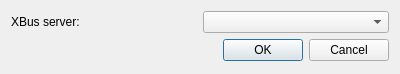
swift-project/pilotclient, file src/plugins/simulator/xplane_config/simulatorxplaneconfigwindow.ui: the form before one commit.
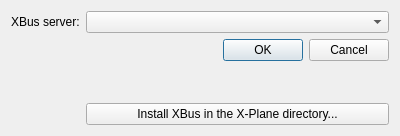
The form after the commit.

Commit message:
refs #392 Added the "Install XBus" feature
* New "Install XBus" button in the CSimulatorXPlaneConfigWindow
* CSettingsSimulatorComponent cleanup

The edit to the form file:
```diff
--- a/src/plugins/simulator/xplane_config/simulatorxplaneconfigwindow.ui
+++ b/src/plugins/simulator/xplane_config/simulatorxplaneconfigwindow.ui
@@ -7,7 +7,7 @@
     <x>0</x>
     <y>0</y>
     <width>400</width>
-    <height>74</height>
+    <height>136</height>
    </rect>
   </property>
   <property name="windowTitle">
@@ -24,7 +24,14 @@
      </property>
     </widget>
    </item>
-   <item row="1" column="0" colspan="2">
+   <item row="3" column="1">
+    <widget class="QPushButton" name="pb_InstallXBus">
+     <property name="text">
+      <string>Install XBus in the X-Plane directory...</string>
+     </property>
+    </widget>
+   </item>
+   <item row="1" column="1">
     <widget class="QDialogButtonBox" name="bb_OkCancel">
      <property name="standardButtons">
       <set>QDialogButtonBox::Cancel|QDialogButtonBox::Ok</set>
@@ -34,6 +41,19 @@
      </property>
     </widget>
    </item>
+   <item row="2" column="1">
+    <spacer name="verticalSpacer">
+     <property name="orientation">
+      <enum>Qt::Vertical</enum>
+     </property>
+     <property name="sizeHint" stdset="0">
+      <size>
+       <width>20</width>
+       <height>40</height>
+      </size>
+     </property>
+    </spacer>
+   </item>
   </layout>
  </widget>
  <resources/>
```
The commit also changes 9 other files.
